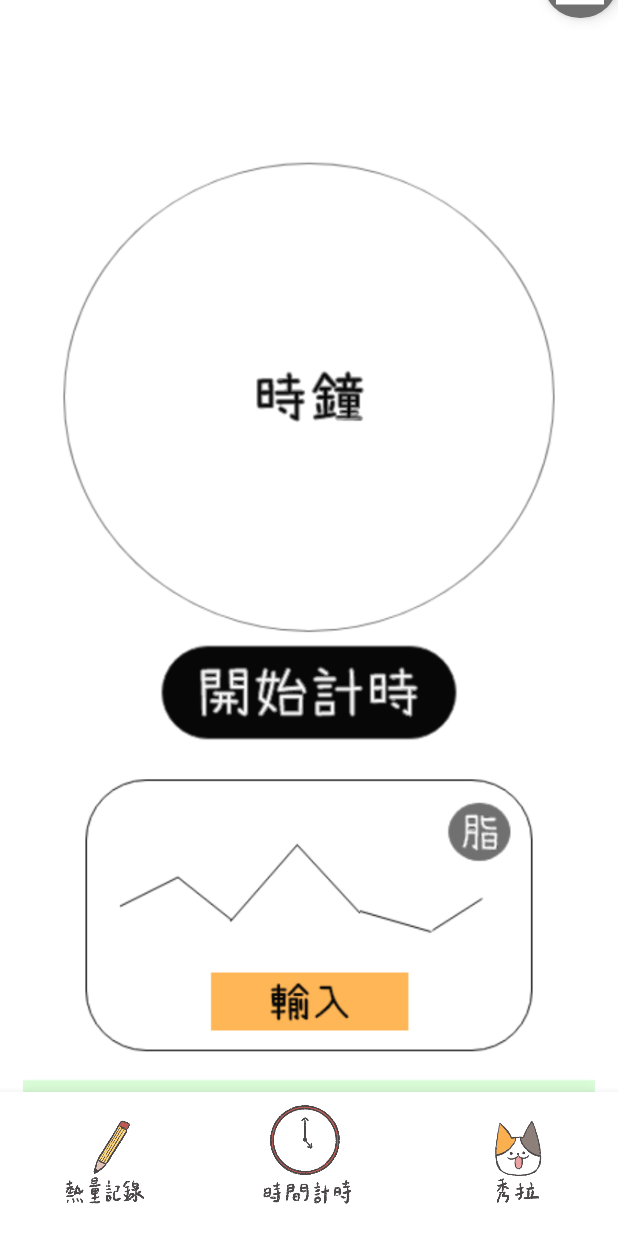
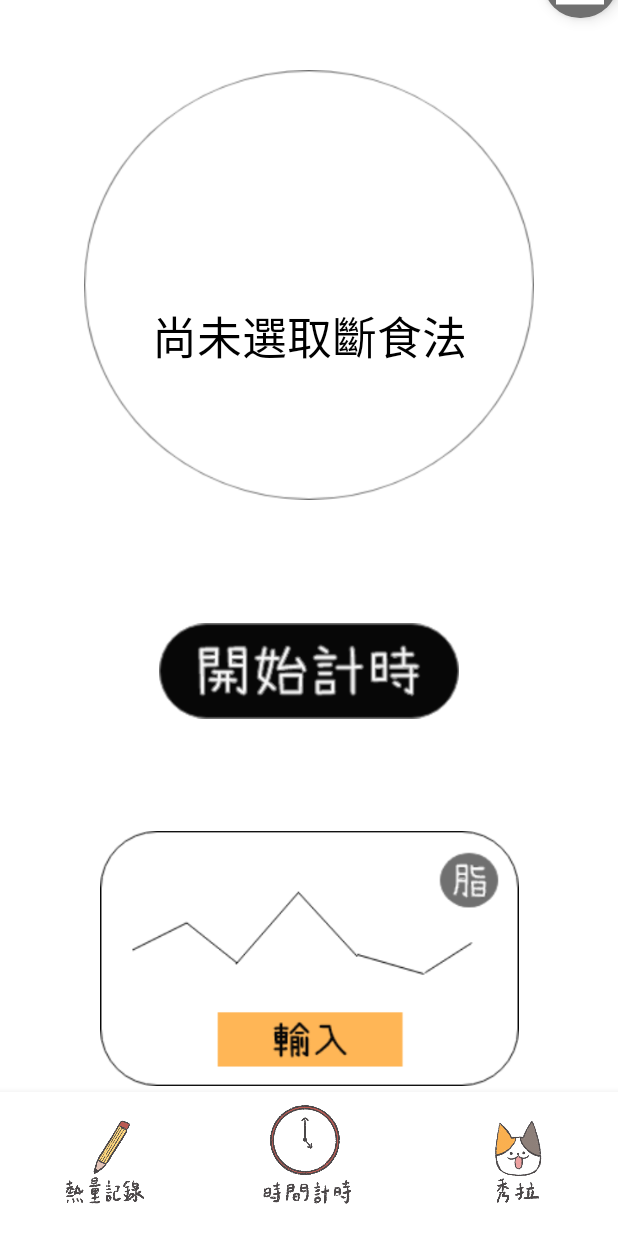
Before and after one commit to Maximus-12/Foodie-Monster, an Android app: the TimeFragment screen opened through its navigation route, on a phone screen of 412 x 824 dp. Run offline under Robolectric (Android 15) with nearby library versions, the phone set to English and light mode, and no system bars; our stand-ins replace Firebase (no records; nobody signed in at launch, a user with empty details on screens opened directly), navigation-ui.

Commit message:
time fragment fix

```diff
--- a/app/src/main/java/com/maximus/foodiemonster/ui/time/TimeFragment.java
+++ b/app/src/main/java/com/maximus/foodiemonster/ui/time/TimeFragment.java
@@ -21,7 +21,7 @@ public class TimeFragment extends Fragment {
     public View onCreateView(@NonNull LayoutInflater inflater,
                              ViewGroup container, Bundle savedInstanceState) {
 
-        View root = inflater.inflate(R.layout.fragment_time, container, false);
+        View root = inflater.inflate(R.layout.fragment_time_main, container, false);
         NavController navCtrl = findNavController(this);
 
         /*ImageButton btn1 = root.findViewById(R.id.imageButton1);
--- a/app/src/main/res/layout/fragment_showla.xml
+++ b/app/src/main/res/layout/fragment_showla.xml
@@ -49,8 +49,9 @@
         android:textStyle="bold" /-->
     <ImageView
         android:id="@+id/showla_image"
-        android:layout_width="wrap_content"
-        android:layout_height="wrap_content"
+        android:scaleType="centerCrop"
+        android:layout_width="match_parent"
+        android:layout_height="match_parent"
         android:src="@drawable/showla_tmpver" />
 
 </FrameLayout>
--- a/app/src/main/res/layout/fragment_time.xml
+++ b/app/src/main/res/layout/fragment_time_main.xml
@@ -41,12 +41,48 @@
         android:layout_height="match_parent">
 
         <ImageView
-            android:id="@+id/time_image"
-            android:layout_width="match_parent"
-            android:layout_height="wrap_content"
-            android:src="@drawable/time_tmpver"
+            android:id="@+id/time_clock"
+            android:layout_width="300dp"
+            android:layout_height="300dp"
+            android:layout_marginTop="40dp"
+            android:src="@drawable/time_clock"
+            app:layout_constraintEnd_toEndOf="parent"
             app:layout_constraintStart_toStartOf="parent"
             app:layout_constraintTop_toTopOf="parent" />
+
+        <TextView
+            android:id="@+id/time_clock_text"
+            android:layout_width="wrap_content"
+            android:layout_height="wrap_content"
+            android:layout_marginTop="40dp"
+            android:src="@drawable/time_clock"
+            android:text="尚未選取斷食法"
+            android:textColor="@color/black"
+            android:textSize="30sp"
+            app:layout_constraintBottom_toTopOf="@+id/time_button"
+            app:layout_constraintEnd_toEndOf="parent"
+            app:layout_constraintStart_toStartOf="parent"
+            app:layout_constraintTop_toTopOf="parent" />
+
+        <ImageView
+            android:id="@+id/time_button"
+            android:layout_width="200dp"
+            android:layout_height="80dp"
+            android:src="@drawable/time_button"
+            app:layout_constraintBottom_toTopOf="@+id/time_buttom_img"
+            app:layout_constraintEnd_toEndOf="parent"
+            app:layout_constraintStart_toStartOf="parent"
+            app:layout_constraintTop_toBottomOf="@+id/time_clock" />
+
+        <ImageView
+            android:id="@+id/time_buttom_img"
+            android:layout_width="350dp"
+            android:layout_height="170dp"
+            android:layout_marginBottom="100dp"
+            android:src="@drawable/time_fat_chart"
+            app:layout_constraintBottom_toBottomOf="parent"
+            app:layout_constraintEnd_toEndOf="parent"
+            app:layout_constraintStart_toStartOf="parent" />
 
 
     </androidx.constraintlayout.widget.ConstraintLayout>
--- a/app/src/main/res/navigation/mobile_navigation.xml
+++ b/app/src/main/res/navigation/mobile_navigation.xml
@@ -65,7 +65,7 @@
         android:id="@+id/navigation_time"
         android:name="com.maximus.foodiemonster.ui.time.TimeFragment"
         android:label="Time"
-        tools:layout="@layout/fragment_time" />
+        tools:layout="@layout/fragment_time_main" />
 
     <fragment
         android:id="@+id/navigation_showla"
```
Also changed, not shown: app/src/main/res/drawable/time_button.png (added), app/src/main/res/drawable/time_clock.png (added), app/src/main/res/drawable/time_fat_chart.png (added), app/src/main/res/drawable/time_tmpver.png (deleted), app/src/main/res/drawable/time_weight_chart.png (added).
